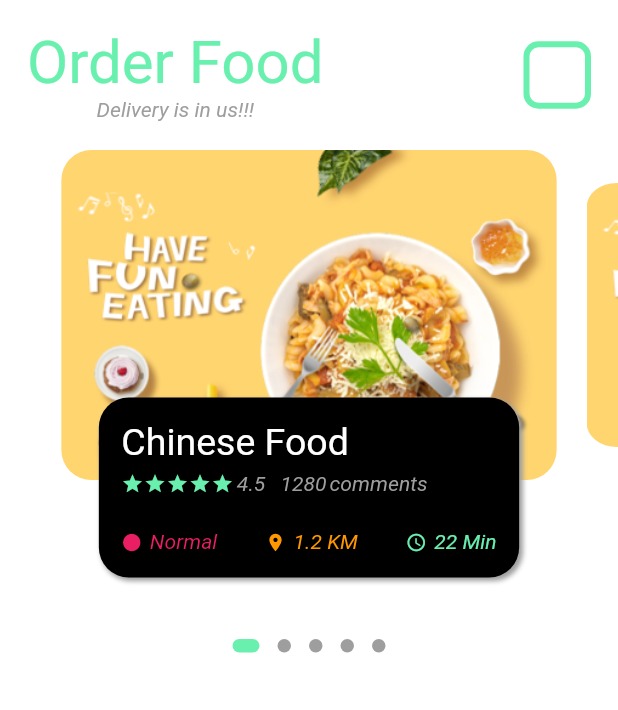
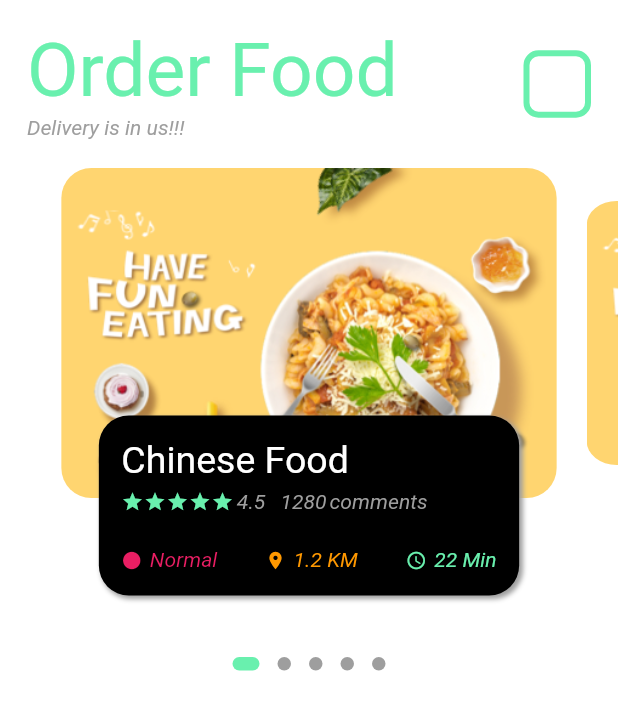
Before and after one commit to avela1/food_delivery_app, a Flutter app: the screen it shows after launch, on a phone screen of 412 x 824 dp. Shown: the top 710 px of the screen. Run offline on Flutter 3.47's test engine with Material 2 defaults, Android fonts, the phone set to English and light mode, and no system bars; drawn by our look-alikes of dots_indicator; our stand-ins replace google_fonts; Roboto replaces fonts that are missing (Acme).

Commit message:
correction in appbar

```diff
--- a/lib/widgets/home/my_appbar.dart
+++ b/lib/widgets/home/my_appbar.dart
@@ -16,10 +16,11 @@ class MyAppBar extends StatelessWidget {
         mainAxisAlignment: MainAxisAlignment.spaceBetween,
         children: [
           Column(
+            crossAxisAlignment: CrossAxisAlignment.start,
             children: [
               BigText(
                 text: title,
-                fontSize: 40.0,
+                fontSize: 50.0,
                 colors: Colors.greenAccent,
               ),
               SmallText(
```
